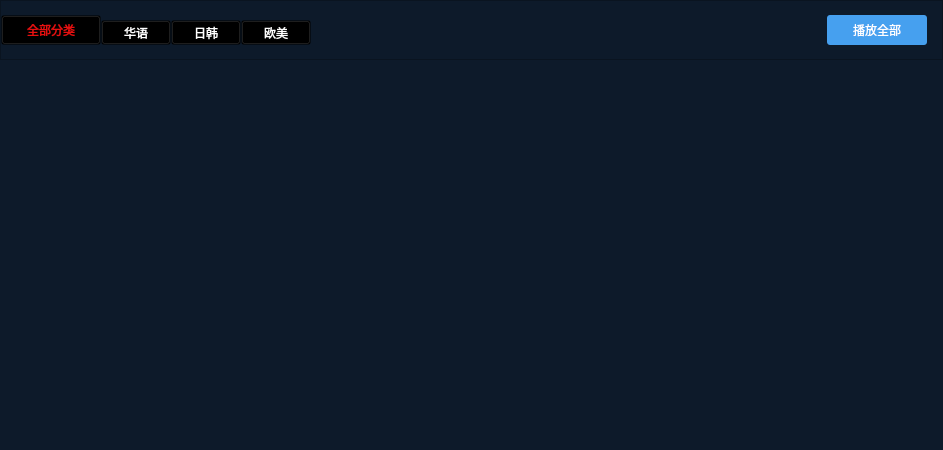
Above: VideoPlayer/mainwidget/videosmv/MVSortType.ui from huizhang556/pc-video-player before the change. Below: the same form after it.
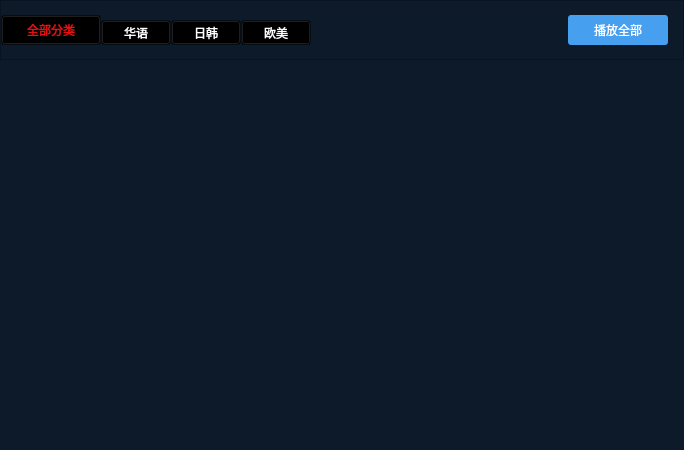
That is the form after the change.

What changed in the file:
```diff
--- a/VideoPlayer/mainwidget/videosmv/MVSortType.ui
+++ b/VideoPlayer/mainwidget/videosmv/MVSortType.ui
@@ -6,7 +6,7 @@
    <rect>
     <x>0</x>
     <y>0</y>
-    <width>943</width>
+    <width>684</width>
     <height>450</height>
    </rect>
   </property>
```
